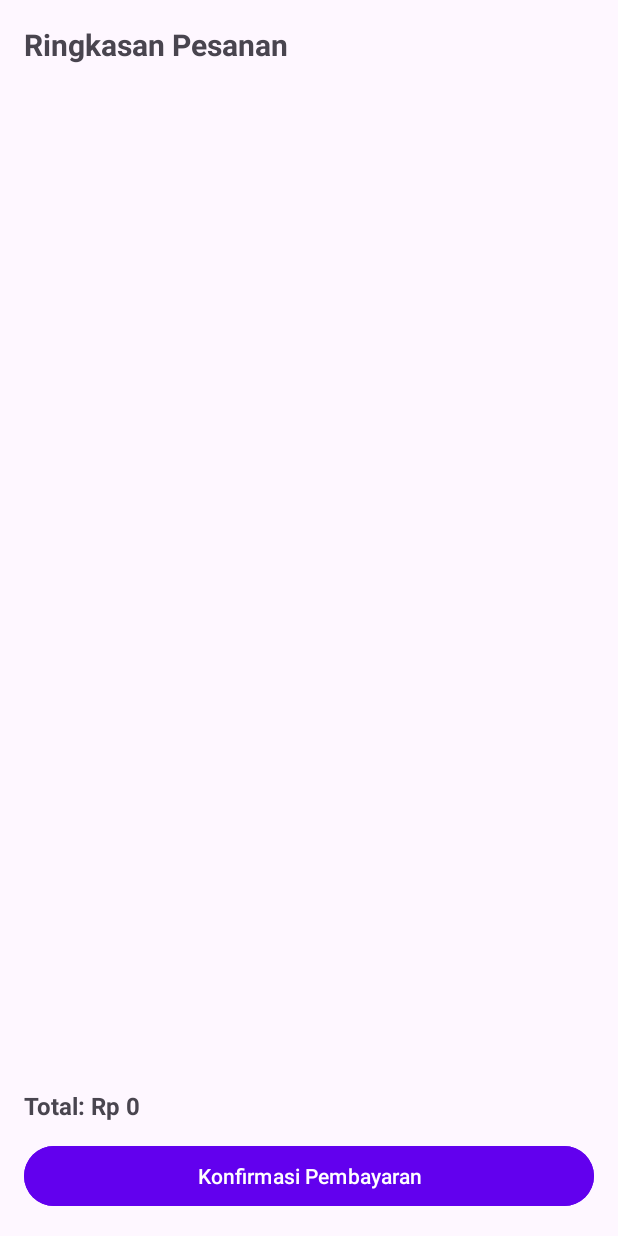
After one commit to maulanayusup26/FakeStore, an Android app: the CheckoutActivity screen opened directly, with no data from a screen before it, on a phone screen of 412 x 824 dp. The commit adds this screen. Run offline under Robolectric (Android 15) with nearby library versions, the phone set to English and light mode, and no system bars; our stand-ins replace Room's generated code; pictures from the network do not load.

Commit message:
tambah halaman checkout

```diff
--- /dev/null
+++ b/app/src/main/java/com/example/fakestore/Adapter/CheckoutAdapter.kt
@@ -0,0 +1,46 @@
+package com.example.fakestore.Adapter
+
+import android.view.LayoutInflater
+import android.view.View
+import android.view.ViewGroup
+import android.widget.ImageView
+import android.widget.TextView
+import androidx.recyclerview.widget.RecyclerView
+import com.bumptech.glide.Glide
+import com.example.fakestore.LogIn.data.model.CartEntity
+import com.example.fakestore.R
+
+class CheckoutAdapter : RecyclerView.Adapter<CheckoutAdapter.SummaryViewHolder>() {
+
+    private var cartItems: List<CartEntity> = listOf()
+
+    fun setData(newItems: List<CartEntity>) {
+        cartItems = newItems
+        notifyDataSetChanged()
+    }
+
+    inner class SummaryViewHolder(itemView: View) : RecyclerView.ViewHolder(itemView) {
+        val imgProduct: ImageView = itemView.findViewById(R.id.imgProduct)
+        val tvName: TextView = itemView.findViewById(R.id.tvName)
+        val tvQty: TextView = itemView.findViewById(R.id.tvQty)
+        val tvPrice: TextView = itemView.findViewById(R.id.tvPrice)
+    }
+
+    override fun onCreateViewHolder(parent: ViewGroup, viewType: Int): SummaryViewHolder {
+        val view = LayoutInflater.from(parent.context).inflate(R.layout.item_checkout, parent, false)
+        return SummaryViewHolder(view)
+    }
+
+    override fun getItemCount(): Int = cartItems.size
+
+    override fun onBindViewHolder(holder: SummaryViewHolder, position: Int) {
+        val item = cartItems[position]
+        holder.tvName.text = item.title
+        holder.tvQty.text = "Qty: ${item.quantity}"
+        holder.tvPrice.text = "Rp ${item.price.toInt() * item.quantity}"
+
+        Glide.with(holder.itemView.context)
+            .load(item.image)
+            .into(holder.imgProduct)
+    }
+}
--- /dev/null
+++ b/app/src/main/java/com/example/fakestore/CheckoutActivity.kt
@@ -0,0 +1,63 @@
+package com.example.fakestore
+
+import android.content.Intent
+import android.os.Bundle
+import android.widget.Toast
+import androidx.activity.enableEdgeToEdge
+import androidx.appcompat.app.AppCompatActivity
+import androidx.core.view.ViewCompat
+import androidx.core.view.WindowInsetsCompat
+import androidx.lifecycle.ViewModelProvider
+import androidx.lifecycle.lifecycleScope
+import androidx.recyclerview.widget.LinearLayoutManager
+import com.example.fakestore.Adapter.CheckoutAdapter
+import com.example.fakestore.LogIn.data.model.CartViewModel
+import com.example.fakestore.LogIn.data.repository.CartViewModelFactory
+import com.example.fakestore.databinding.ActivityCheckoutBinding
+import kotlinx.coroutines.delay
+import kotlinx.coroutines.launch
+
+class CheckoutActivity : AppCompatActivity() {
+
+    private lateinit var cartViewModel: CartViewModel
+    private lateinit var adapter: CheckoutAdapter
+    private lateinit var binding: ActivityCheckoutBinding
+
+    override fun onCreate(savedInstanceState: Bundle?) {
+        super.onCreate(savedInstanceState)
+        binding = ActivityCheckoutBinding.inflate(layoutInflater)
+        setContentView(binding.root)
+
+        cartViewModel = ViewModelProvider(
+            this,
+            CartViewModelFactory(application)
+        )[CartViewModel::class.java]
+
+
+
+        adapter = CheckoutAdapter()
+        binding.rvSummary.adapter = adapter
+        binding.rvSummary.layoutManager = LinearLayoutManager(this)
+
+        cartViewModel.getCartItems().observe(this) { cartItems ->
+            adapter.setData(cartItems)
+
+            val total = cartItems.sumOf { it.quantity * it.price.toInt() }
+            binding.tvTotal.text = "Total: Rp $total"
+        }
+
+        binding.btnConfirm.setOnClickListener {
+            Toast.makeText(this, "Pembayaran berhasil!", Toast.LENGTH_SHORT).show()
+            // Kosongkan cart
+            lifecycleScope.launch {
+                cartViewModel.clearCart()
+                delay(1000)
+
+                val intent = Intent(this@CheckoutActivity, MainActivity::class.java)
+                intent.addFlags(Intent.FLAG_ACTIVITY_CLEAR_TOP or Intent.FLAG_ACTIVITY_NEW_TASK)
+                startActivity(intent)
+                finish()
+            }
+        }
+    }
+}
--- a/app/src/main/java/com/example/fakestore/LogIn/data/model/CartViewModel.kt
+++ b/app/src/main/java/com/example/fakestore/LogIn/data/model/CartViewModel.kt
@@ -32,4 +32,10 @@ class CartViewModel(application: Application) : AndroidViewModel(application) {
         }
     }
 
+    fun clearCart() {
+        viewModelScope.launch {
+            repository.clearCart()
+        }
+    }
+
 }
--- /dev/null
+++ b/app/src/main/res/layout/activity_checkout.xml
@@ -0,0 +1,40 @@
+<?xml version="1.0" encoding="utf-8"?>
+<LinearLayout
+    xmlns:android="http://schemas.android.com/apk/res/android"
+    android:orientation="vertical"
+    android:padding="16dp"
+    android:layout_width="match_parent"
+    android:layout_height="match_parent">
+
+    <TextView
+        android:text="Ringkasan Pesanan"
+        android:textSize="20sp"
+        android:textStyle="bold"
+        android:layout_marginBottom="12dp"
+        android:layout_width="wrap_content"
+        android:layout_height="wrap_content" />
+
+    <androidx.recyclerview.widget.RecyclerView
+        android:id="@+id/rvSummary"
+        android:layout_width="match_parent"
+        android:layout_height="0dp"
+        android:layout_weight="1" />
+
+    <TextView
+        android:id="@+id/tvTotal"
+        android:text="Total: Rp 0"
+        android:textSize="16sp"
+        android:textStyle="bold"
+        android:layout_marginTop="12dp"
+        android:layout_width="match_parent"
+        android:layout_height="wrap_content" />
+
+    <Button
+        android:id="@+id/btnConfirm"
+        android:text="Konfirmasi Pembayaran"
+        android:backgroundTint="@color/purple_500"
+        android:textColor="@android:color/white"
+        android:layout_marginTop="12dp"
+        android:layout_width="match_parent"
+        android:layout_height="wrap_content" />
+</LinearLayout>
```
Also changed, not shown: app/src/main/AndroidManifest.xml (+9 -3 lines), app/src/main/java/com/example/fakestore/CartActivity.kt (+4 -6 lines), app/src/main/res/layout/item_checkout.xml (added, +44 -0 lines).
